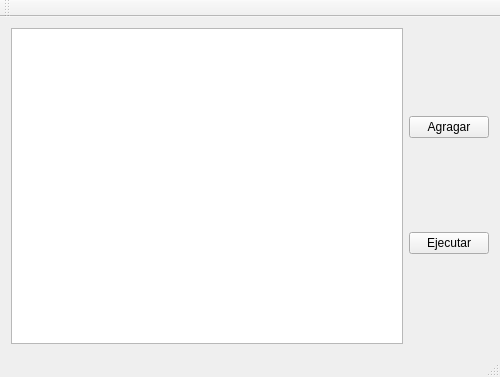
The window that Tyapu-gui/mainwindow.ui (Malguzt/Tyapu) describes before a commit, drawn with Qt 5.
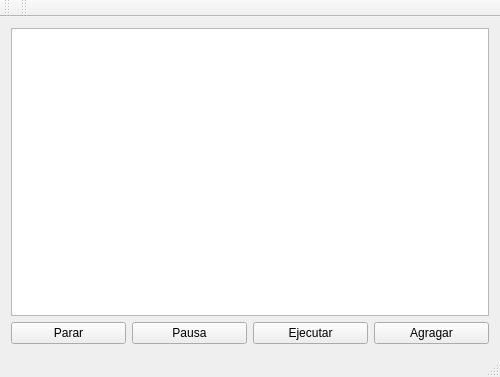
The same window after the commit.

Commit message: Add new features to the gui. Pause, and stop.

```diff
--- a/Tyapu-gui/mainwindow.ui
+++ b/Tyapu-gui/mainwindow.ui
@@ -14,16 +14,23 @@
    <string>MainWindow</string>
   </property>
   <widget class="QWidget" name="centralWidget">
-   <layout class="QHBoxLayout" name="horizontalLayout_2">
+   <layout class="QVBoxLayout" name="verticalLayout_3">
     <item>
      <widget class="QListWidget" name="playlist"/>
     </item>
     <item>
-     <layout class="QVBoxLayout" name="verticalLayout">
+     <layout class="QHBoxLayout" name="horizontalLayout">
       <item>
-       <widget class="QPushButton" name="add">
+       <widget class="QPushButton" name="stop">
         <property name="text">
-         <string>Agragar</string>
+         <string>Parar</string>
+        </property>
+       </widget>
+      </item>
+      <item>
+       <widget class="QPushButton" name="pause">
+        <property name="text">
+         <string>Pausa</string>
         </property>
        </widget>
       </item>
@@ -34,6 +41,13 @@
         </property>
        </widget>
       </item>
+      <item>
+       <widget class="QPushButton" name="add">
+        <property name="text">
+         <string>Agragar</string>
+        </property>
+       </widget>
+      </item>
      </layout>
     </item>
    </layout>
@@ -57,6 +71,17 @@
    </attribute>
   </widget>
   <widget class="QStatusBar" name="statusBar"/>
+  <widget class="QToolBar" name="toolBar">
+   <property name="windowTitle">
+    <string>toolBar</string>
+   </property>
+   <attribute name="toolBarArea">
+    <enum>TopToolBarArea</enum>
+   </attribute>
+   <attribute name="toolBarBreak">
+    <bool>false</bool>
+   </attribute>
+  </widget>
  </widget>
  <layoutdefault spacing="6" margin="11"/>
  <resources/>
```
The commit also changes 5 other files.
